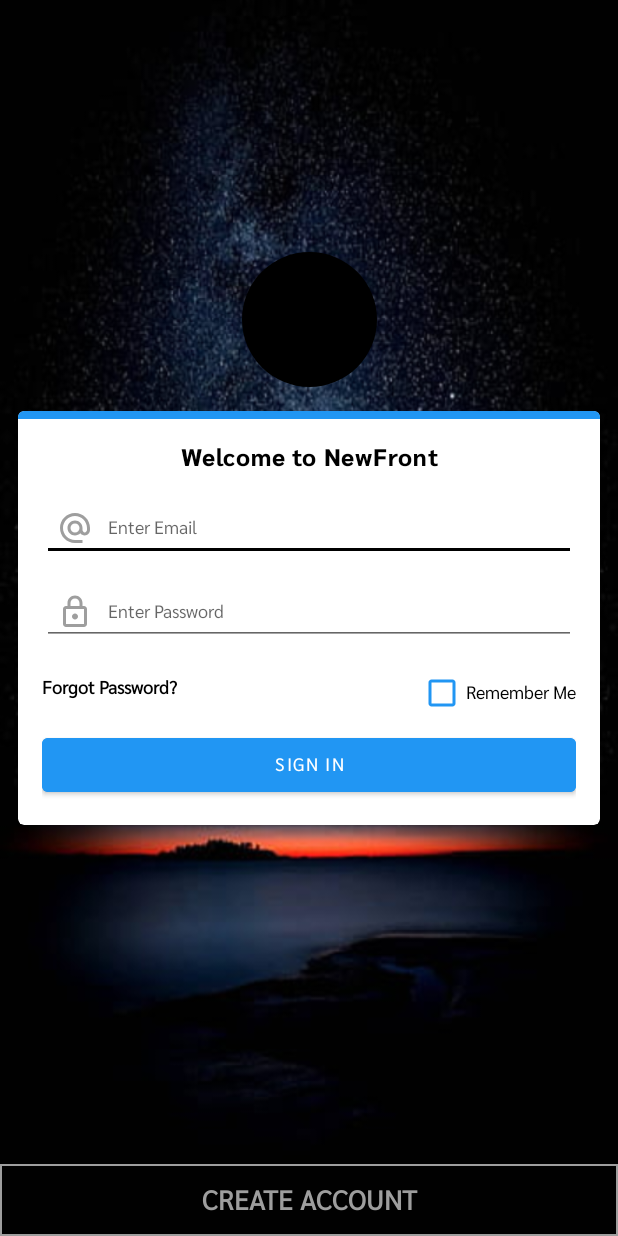
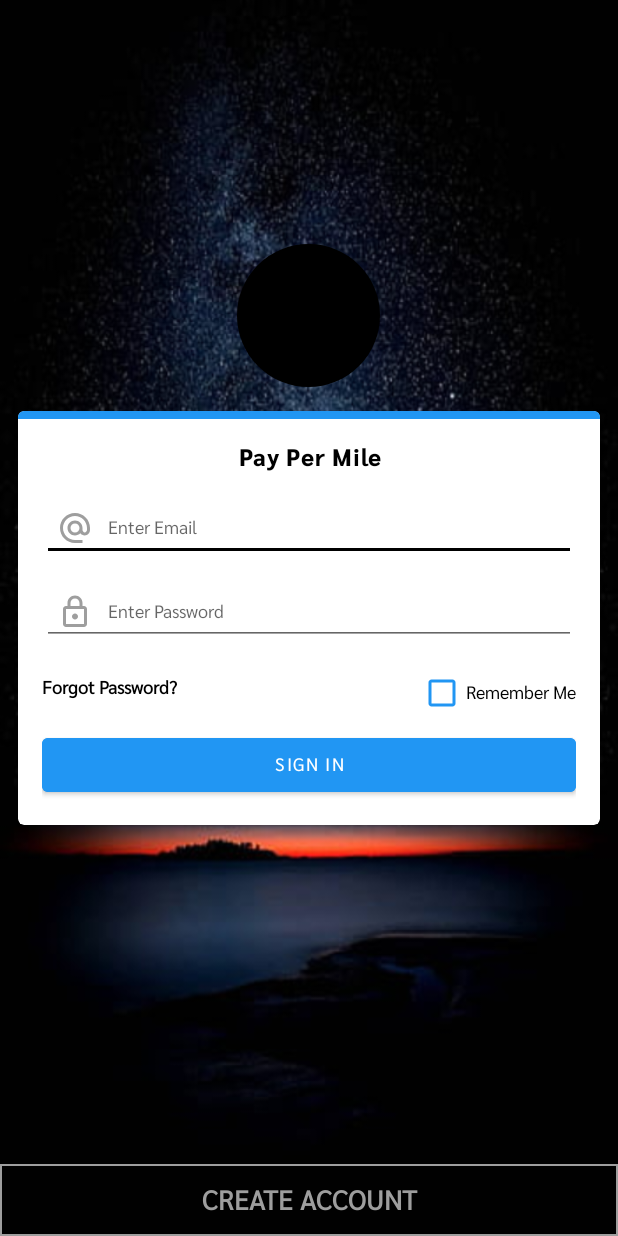
Before and after one commit to Matttle/NewFront, an Android app: the LoginActivity screen opened directly, with no data from a screen before it, on a phone screen of 412 x 824 dp. Run offline under Robolectric (Android 15) with nearby library versions, the phone set to English and light mode, and no system bars; our stand-ins replace CircleImageView.

Commit message:
refact: Changed the logo to the new version

```diff
--- a/app/src/main/res/layout/activity_login.xml
+++ b/app/src/main/res/layout/activity_login.xml
@@ -6,15 +6,17 @@
     android:layout_height="match_parent"
     android:background="@drawable/background"
     tools:context=".ui.auth.LoginActivity">
+
+
     <de.hdodenhof.circleimageview.CircleImageView
-        android:layout_width="90dp"
-        android:layout_height="90dp"
+        android:layout_width="95dp"
+        android:layout_height="95dp"
+        android:layout_marginBottom="16dp"
+        android:src="@drawable/newnewlogo"
         app:layout_constraintBottom_toTopOf="@id/loginCard"
-        app:layout_constraintStart_toStartOf="parent"
-        android:layout_marginBottom="16dp"
-        android:src="@drawable/newlogo"
-        app:layout_constraintEnd_toEndOf="parent"/>
-
+        app:layout_constraintEnd_toEndOf="parent"
+        app:layout_constraintHorizontal_bias="0.498"
+        app:layout_constraintStart_toStartOf="parent" />
 
     <com.google.android.material.card.MaterialCardView
         app:layout_constraintTop_toTopOf="parent"
@@ -42,7 +44,7 @@
                 android:layout_height="wrap_content"
                 android:layout_marginBottom="10dp"
                 android:gravity="center"
-                android:text="Welcome to NewFront"
+                android:text="Pay Per Mile"
                 android:textAppearance="?textAppearanceBody1"
                 app:fontFamily="@font/bold" />
 
```
Also changed, not shown: app/src/main/res/drawable/newnewlogo.jpg (added).
